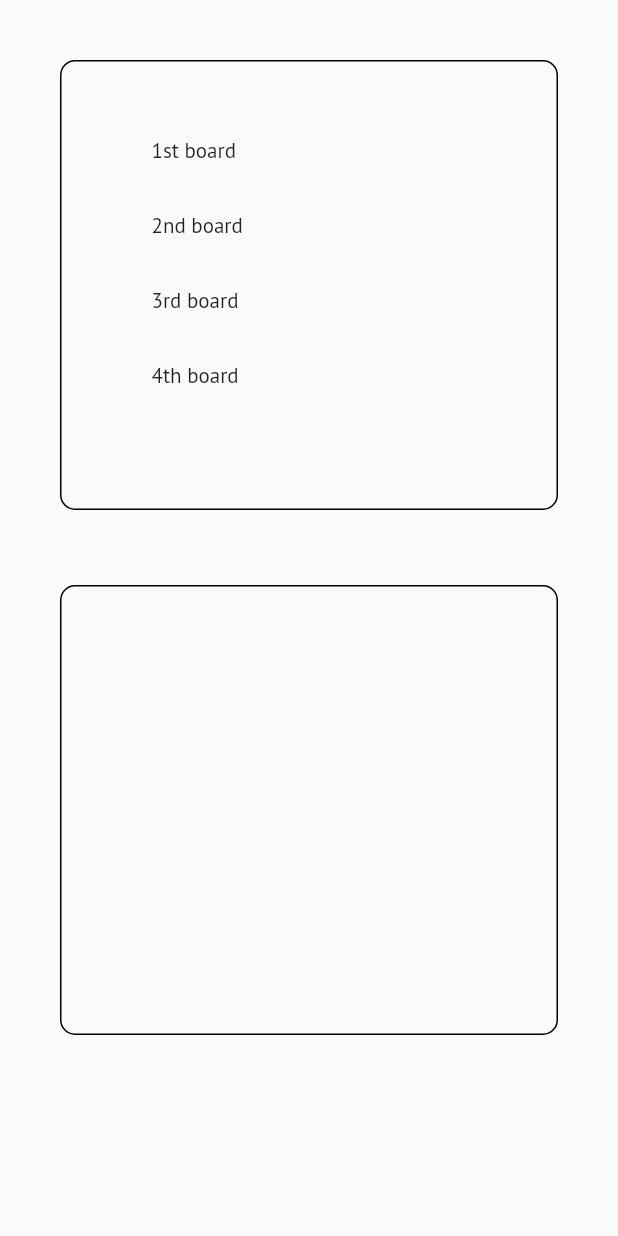
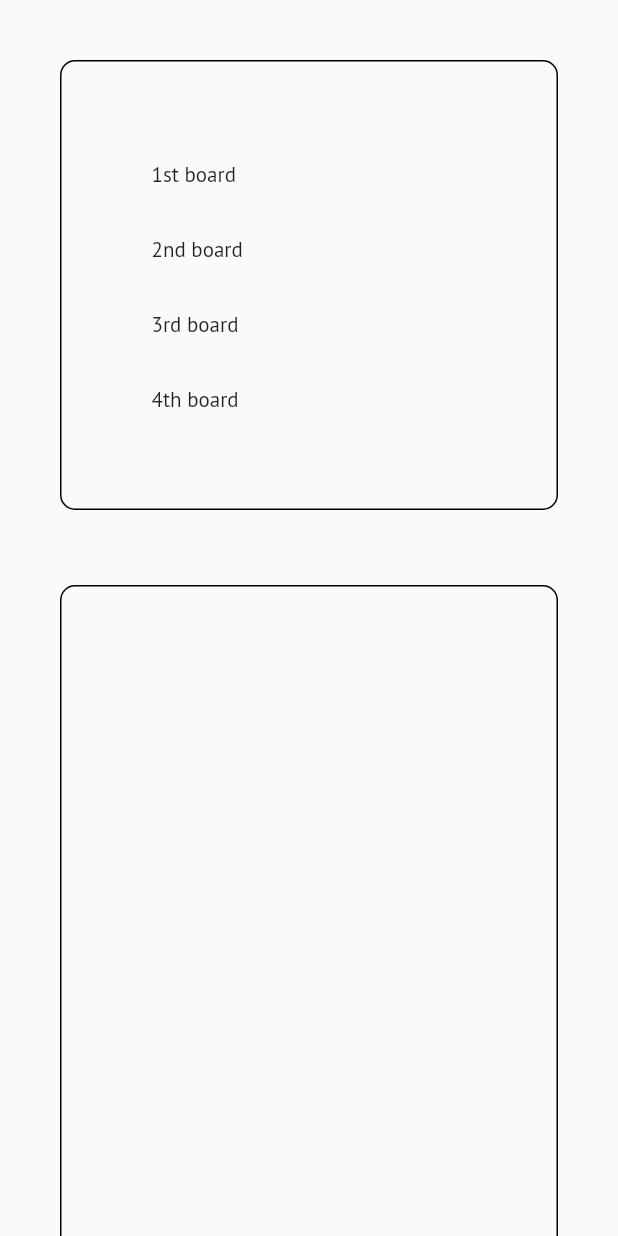
Before and after one commit to sungchanP/urumass, a Flutter app: the Dashboard widget shown alone on an empty page, opened directly, on a phone screen of 412 x 824 dp. Run offline on Flutter 3.47's test engine with Material 2 defaults, Android fonts, the phone set to English and light mode, and no system bars; missing offline and left inert: custom_navigator.

Commit message:
trial for persistent nav bar

```diff
--- a/lib/dashboard.dart
+++ b/lib/dashboard.dart
@@ -41,36 +41,49 @@ class _DashboardState extends State<Dashboard> {
                 height: 50,
                 width: double.infinity,
                 padding: const EdgeInsets.only(left: 60),
-                child: Text("1st board"),
+                child: Align(
+                  child: Text("1st board"),
+                  alignment: Alignment.centerLeft
+                  ),
               ),
               onTap: (){
-                Navigator.push(context, MaterialPageRoute(builder: (context) => FirstBoard()));
+                _openFirstBoard(context);
               },
             ),
             Container(
               height: 50,
               width: double.infinity,
               padding: const EdgeInsets.only(left: 60),
-              child: Text("2nd board"),
+              //decoration: dashboardDeco,
+              child: Align(
+                child: Text("2nd board"),
+                alignment: Alignment.centerLeft,
+                ),
             ),
             Container(
               height: 50,
               width: double.infinity,
               padding: const EdgeInsets.only(left: 60),
-              child: Text("3rd board"),
+              child: Align(
+                child: Text("3rd board"),
+                alignment: Alignment.centerLeft,
+                ),
             ),
             Container(
               height: 50,
               width: double.infinity,
               padding: const EdgeInsets.only(left: 60),
-              child: Text("4th board"),
+              child: Align(
+                child: Text("4th board"),
+                alignment: Alignment.centerLeft,
+                ),
             ),
           ],
         ),
       ),
       SizedBox(height: 50,),
       Container(
-        height: 300,
+        height: 600,
         decoration: BoxDecoration(
           border: Border.all(
             color: Colors.black,
@@ -83,6 +96,9 @@ class _DashboardState extends State<Dashboard> {
       )
     ]
   );
+  }
+  _openFirstBoard(BuildContext context) {
+    Navigator.of(context).push(MaterialPageRoute(builder: (context) => FirstBoard()));
   }
 }
 
--- a/pubspec.yaml
+++ b/pubspec.yaml
@@ -34,6 +34,7 @@ dependencies:
   # The following adds the Cupertino Icons font to your application.
   # Use with the CupertinoIcons class for iOS style icons.
   cupertino_icons: ^1.0.2
+  custom_navigator: ^0.3.0
 
 dev_dependencies:
   flutter_test:
```
Also changed, not shown: lib/main.dart (+15 -25 lines), pubspec.lock.
